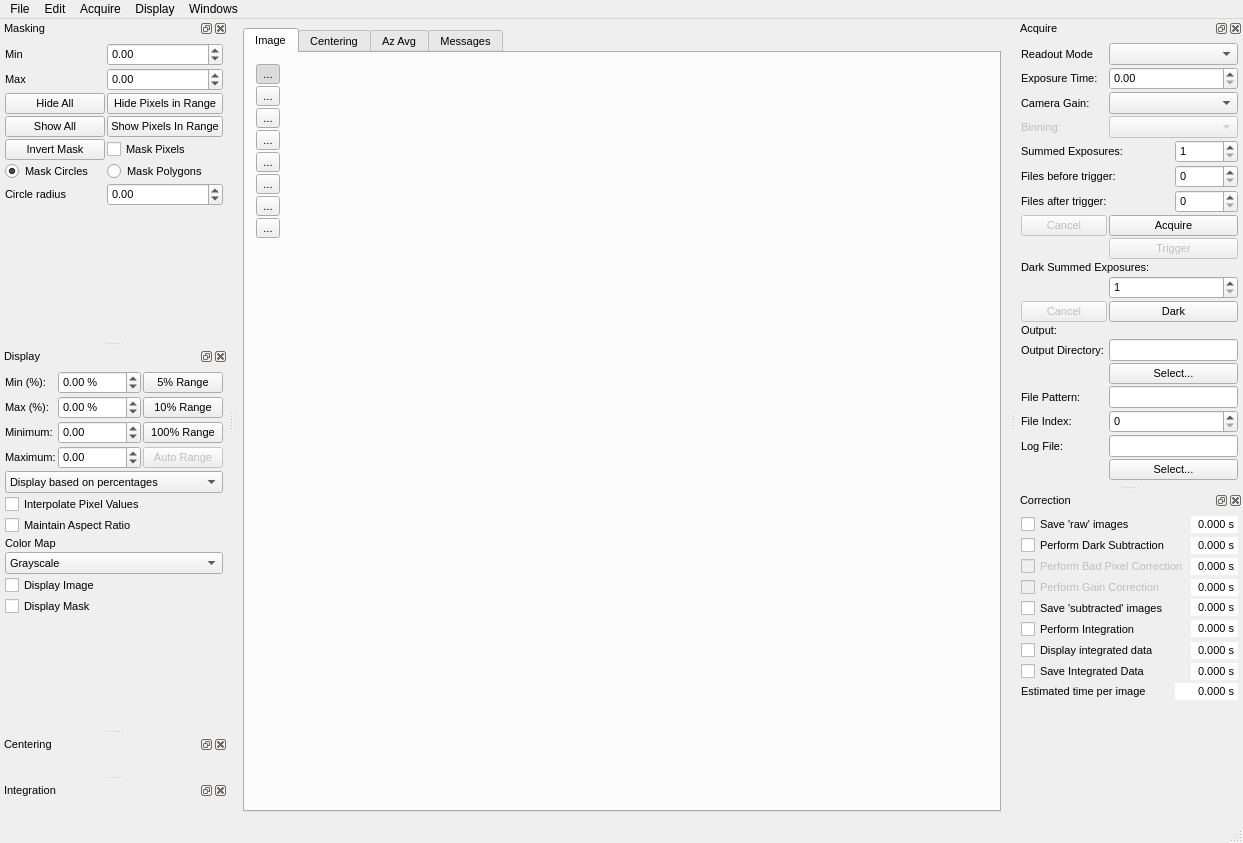
Qt form qxrdwindow.ui (guyjennings/qxrd) before a commit.
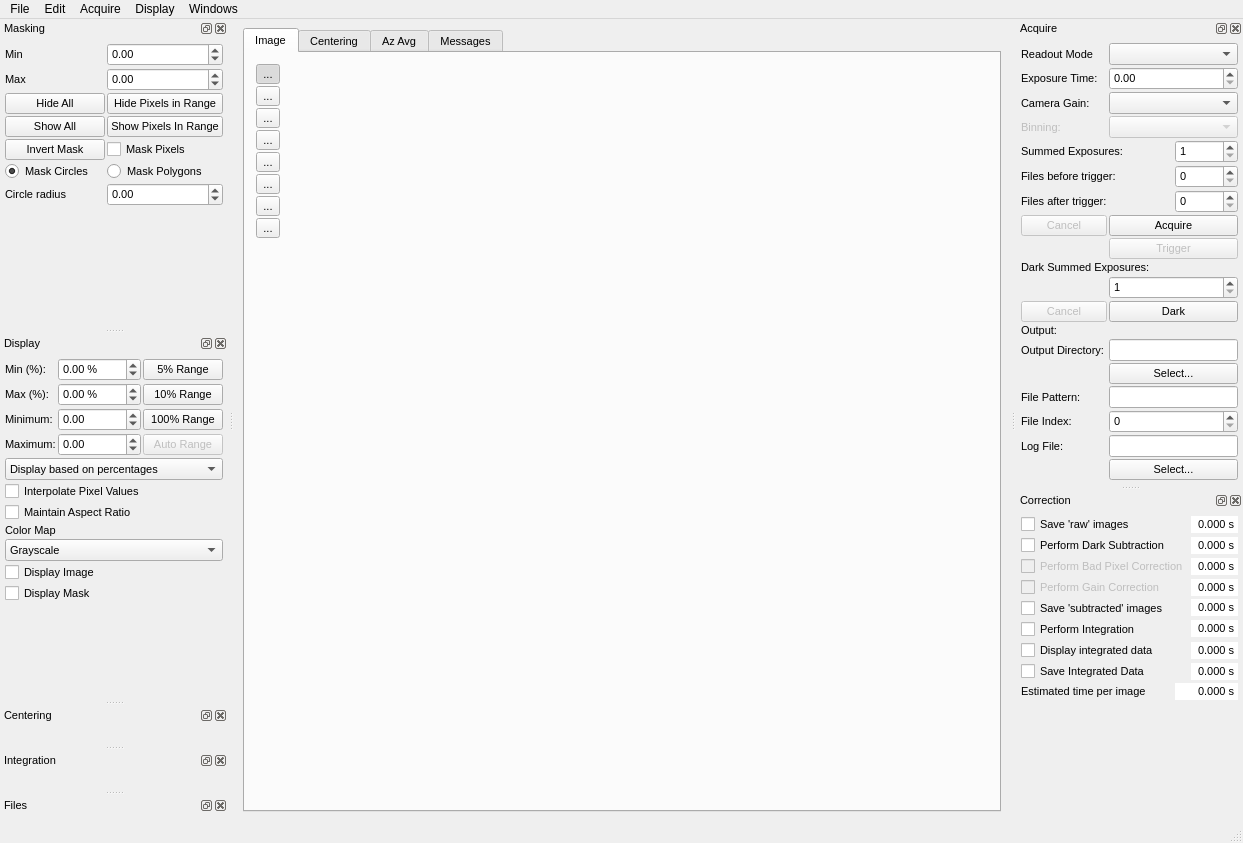
The same form after that commit. Icons and pictures are not drawn. Custom widgets are drawn as their Qt base class.

What changed in the file:
```diff
--- a/qxrdwindow.ui
+++ b/qxrdwindow.ui
@@ -2351,6 +2351,20 @@
     </layout>
    </widget>
   </widget>
+  <widget class="QDockWidget" name="m_FileBrowserDockWidget">
+   <property name="font">
+    <font>
+     <pointsize>8</pointsize>
+    </font>
+   </property>
+   <property name="windowTitle">
+    <string>Files</string>
+   </property>
+   <attribute name="dockWidgetArea">
+    <number>1</number>
+   </attribute>
+   <widget class="QWidget" name="dockWidgetContents_2"/>
+  </widget>
   <action name="m_ActionQuit">
    <property name="text">
     <string>Quit</string>
```
